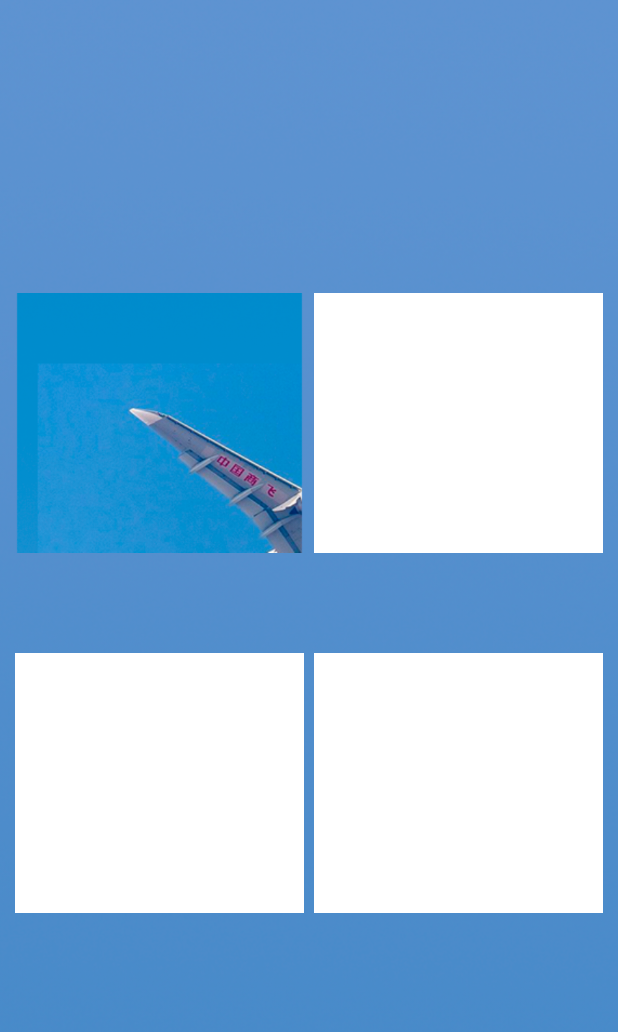
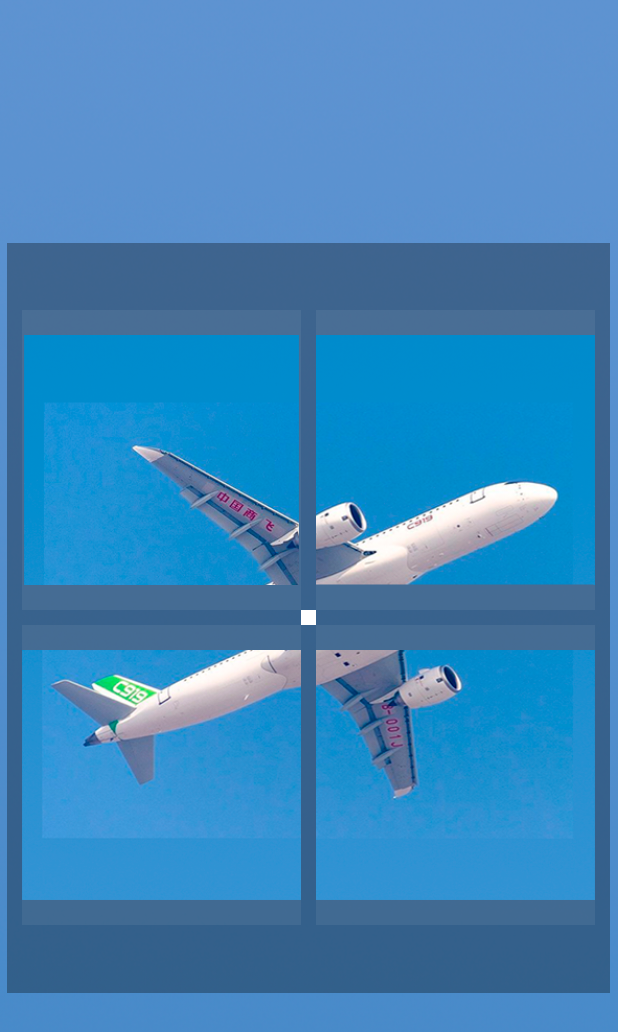
Before and after one commit to alina0777/puzzle, an Android app: the GameActivity screen opened directly, with no data from a screen before it, on a phone screen of 412 x 824 dp. Shown: the top 1032 px of the screen. Run offline under Robolectric (Android 15) with nearby library versions, the phone set to English and light mode, and no system bars.

Commit message:
Основная механика игры

```diff
--- a/app/src/main/java/com/example/puzzle/GameActivity.java
+++ b/app/src/main/java/com/example/puzzle/GameActivity.java
@@ -2,13 +2,88 @@
 
 import androidx.appcompat.app.AppCompatActivity;
 
+import android.graphics.drawable.Drawable;
+import android.graphics.drawable.GradientDrawable;
 import android.os.Bundle;
+import android.view.View;
+import android.widget.ImageView;
+import android.widget.TableLayout;
+import android.widget.TableRow;
+
+import java.io.IOException;
+import java.io.InputStream;
 
 public class GameActivity extends AppCompatActivity {
+
+    Integer currentLevel = 1;
+    Integer corner_puzzle_1 = 90;
+    Integer corner_puzzle_2 = 90;
+    Integer corner_puzzle_3 = 90;
+    Integer corner_puzzle_4 = 90;
 
     @Override
     protected void onCreate(Bundle savedInstanceState) {
         super.onCreate(savedInstanceState);
         setContentView(R.layout.activity_game);
+
+        ImageView partPuzzle_1 = findViewById(R.id.image_puzzle_1);
+        String filename1 = "puzzle_1/puzzly_1_1.png";
+        setImage (partPuzzle_1, filename1);
+
+        ImageView partPuzzle_2 = findViewById(R.id.image_puzzle_2);
+        String filename2 = "puzzle_1/puzzly_1_2.png";
+        setImage (partPuzzle_2, filename2);
+
+        ImageView partPuzzle_3 = findViewById(R.id.image_puzzle_3);
+        String filename3 = "puzzle_1/puzzly_1_3.png";
+        setImage (partPuzzle_3, filename3);
+
+        ImageView partPuzzle_4 = findViewById(R.id.image_puzzle_4);
+        String filename4 = "puzzle_1/puzzly_1_4.png";
+        setImage (partPuzzle_4, filename4);
+
+        partPuzzle_1.setOnClickListener(new View.OnClickListener() {
+            @Override
+            public void onClick(View view) {
+                corner_puzzle_1=corner_puzzle_1+90;
+                partPuzzle_1.animate().rotation(corner_puzzle_1);            }
+        });
+
+        partPuzzle_2.setOnClickListener(new View.OnClickListener() {
+            @Override
+            public void onClick(View view) {
+                corner_puzzle_2=corner_puzzle_2+90;
+                partPuzzle_2.animate().rotation(corner_puzzle_2);            }
+        });
+
+        partPuzzle_3.setOnClickListener(new View.OnClickListener() {
+            @Override
+            public void onClick(View view) {
+                corner_puzzle_3 = corner_puzzle_3+90;
+
+                partPuzzle_3.animate().rotation(corner_puzzle_3);            }
+        });
+
+        partPuzzle_4.setOnClickListener(new View.OnClickListener() {
+            @Override
+            public void onClick(View view) {
+                corner_puzzle_4=corner_puzzle_4+90;
+
+                partPuzzle_4.animate().rotation(corner_puzzle_4);            }
+        });
+
+    }
+
+
+
+    private void setImage (ImageView imageView, String filename) {
+        try(InputStream inputStream = getApplicationContext().getAssets().open(filename)){
+            Drawable drawable = Drawable.createFromStream(inputStream, null);
+            imageView.setImageDrawable(drawable);
+            imageView.setScaleType(ImageView.ScaleType.FIT_CENTER);
+        }
+        catch (IOException e){
+            e.printStackTrace();
+        }
     }
 }
--- a/app/src/main/res/layout/activity_game.xml
+++ b/app/src/main/res/layout/activity_game.xml
@@ -4,64 +4,87 @@
     xmlns:tools="http://schemas.android.com/tools"
     android:layout_width="match_parent"
     android:layout_height="match_parent"
+    android:background="@drawable/background"
     tools:context=".GameActivity">
 
-    <ImageView
-        android:id="@+id/background_game"
-        android:layout_width="match_parent"
-        android:layout_height="match_parent"
-        app:srcCompat="@drawable/background"
-        android:scaleType="centerCrop" />
-
-    <TableLayout
+    <RelativeLayout
         android:layout_width="500dp"
         android:layout_height="500dp"
         android:layout_centerHorizontal="true"
         android:layout_centerVertical="true"
-        android:orientation="vertical"
-        android:weightSum="100">
 
-        <TableRow >
-            <ImageView
-                android:id="@+id/image_puzzle_1"
-                android:layout_weight="50"
-                android:layout_marginRight="3dp"
-                android:layout_marginLeft="10dp"
-                android:scaleType="fitCenter"
+        android:layout_marginLeft="10dp"
+        android:background="@color/black50">
 
-                app:srcCompat="@drawable/_puzzly_1_1"/>
+        <ImageView
+            android:id="@+id/centerObject"
+            android:layout_width="10dp"
+            android:layout_height="10dp"
+            android:layout_centerHorizontal="true"
+            android:layout_centerVertical="true"
+            android:background="@drawable/white_box"/>
 
-            <ImageView
-                android:id="@+id/image_puzzle_2"
-                android:layout_weight="50"
-                android:layout_marginRight="10dp"
-                android:layout_marginLeft="3dp"
-                android:scaleType="fitCenter"
+        <ImageView
 
-                app:srcCompat="@drawable/white_box"/>
-        </TableRow>
+            android:id="@+id/image_puzzle_1"
+            android:layout_width="200dp"
+            android:layout_height="200dp"
+            android:background="@color/white10"
 
-        <TableRow>
+            android:layout_marginLeft="10dp"
+            android:layout_toLeftOf="@+id/centerObject"
+            android:layout_above="@+id/centerObject"/>
 
-            <ImageView
-                android:id="@+id/image_puzzle_3"
-                android:layout_marginLeft="10dp"
-                android:layout_marginRight="3dp"
-                android:layout_weight="50"
-                android:scaleType="fitCenter"
+        <ImageView
+            android:id="@+id/image_puzzle_3"
 
-                app:srcCompat="@drawable/white_box" />
+            android:layout_width="200dp"
+            android:layout_height="200dp"
+            android:background="@color/white10"
 
-            <ImageView
-                android:id="@+id/image_puzzle_4"
-                android:layout_weight="50"
-                android:scaleType="fitCenter"
-                android:layout_marginRight="10dp"
-                android:layout_marginLeft="3dp"
+            android:layout_marginLeft="10dp"
+            android:layout_toLeftOf="@+id/centerObject"
+            android:layout_below="@+id/centerObject"/>
 
-                app:srcCompat="@drawable/white_box"/>
-        </TableRow>
+        <ImageView
+            android:id="@+id/image_puzzle_2"
+
+            android:layout_width="200dp"
+            android:layout_height="200dp"
+            android:background="@color/white10"
+
+            android:layout_marginRight="10dp"
+            android:layout_toRightOf="@+id/centerObject"
+            android:layout_above="@+id/centerObject"/>
+
+        <ImageView
+            android:id="@+id/image_puzzle_4"
+
+            android:layout_width="200dp"
+            android:layout_height="200dp"
+            android:background="@color/white10"
+
+            android:layout_marginRight="10dp"
+            android:layout_toRightOf="@+id/centerObject"
+            android:layout_below="@+id/centerObject"/>
 
 
-    </TableLayout>
+
+    </RelativeLayout>
+
+
+
+
+
+
+
+
+
+
+
+
+
+
+
+
 </RelativeLayout>
--- a/app/src/main/res/values/colors.xml
+++ b/app/src/main/res/values/colors.xml
@@ -4,4 +4,7 @@
     <color name="black50">#50000000</color>
     <color name="white">#ffffff</color>
     <color name="white50">#50ffffff</color>
+
+
+    <color name="white10">#10ffffff</color>
 </resources>
```
Also changed, not shown: app/src/main/assets/puzzle_1/puzzly_1_1.png (renamed from app/src/main/res/drawable/_puzzly_1_1.png), app/src/main/assets/puzzle_1/puzzly_1_2.png (renamed from app/src/main/res/drawable/_puzzly_1_2.png), app/src/main/assets/puzzle_1/puzzly_1_3.png (renamed from app/src/main/res/drawable/_puzzly_1_3.png), app/src/main/assets/puzzle_1/puzzly_1_4.png (renamed from app/src/main/res/drawable/_puzzly_1_4.png).
